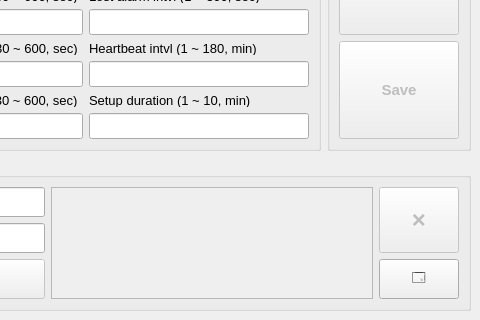
HenrysLab/freeze-drip-terminal, file packages/desktop/ui/main_window.ui: the form before one commit; both pictures show x 926 to 1406 and y 440 to 760 of the 1406 by 760 pixel window.
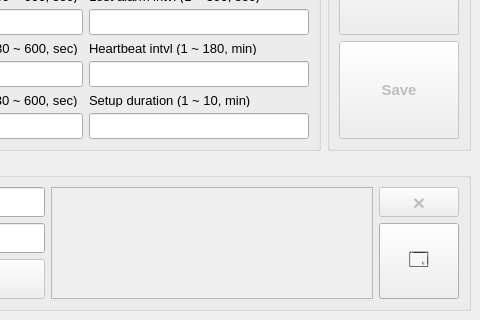
The form after the commit. Custom widgets are drawn as their Qt base class.

Commit message: Add the port name to window titles when connected

Diff of the .ui file:
```diff
--- a/packages/desktop/ui/main_window.ui
+++ b/packages/desktop/ui/main_window.ui
@@ -2202,20 +2202,7 @@
          </property>
         </widget>
        </item>
-       <item row="3" column="27">
-        <widget class="QPushButton" name="show_hide_external_terminal_push_button">
-         <property name="sizePolicy">
-          <sizepolicy hsizetype="Minimum" vsizetype="Ignored">
-           <horstretch>0</horstretch>
-           <verstretch>0</verstretch>
-          </sizepolicy>
-         </property>
-         <property name="text">
-          <string>🗔</string>
-         </property>
-        </widget>
-       </item>
-       <item row="0" column="27" rowspan="3">
+       <item row="0" column="27">
         <widget class="QPushButton" name="clear_terminal_push_button">
          <property name="enabled">
           <bool>false</bool>
@@ -2228,7 +2215,7 @@
          </property>
          <property name="font">
           <font>
-           <pointsize>18</pointsize>
+           <pointsize>16</pointsize>
            <bold>true</bold>
            <stylestrategy>PreferAntialias</stylestrategy>
           </font>
@@ -2238,6 +2225,24 @@
          </property>
         </widget>
        </item>
+       <item row="1" column="27" rowspan="3">
+        <widget class="QPushButton" name="show_hide_external_terminal_push_button">
+         <property name="sizePolicy">
+          <sizepolicy hsizetype="Minimum" vsizetype="Ignored">
+           <horstretch>0</horstretch>
+           <verstretch>0</verstretch>
+          </sizepolicy>
+         </property>
+         <property name="font">
+          <font>
+           <pointsize>14</pointsize>
+          </font>
+         </property>
+         <property name="text">
+          <string>🗔</string>
+         </property>
+        </widget>
+       </item>
       </layout>
      </widget>
     </item>
```
The commit also changes 3 other files.
